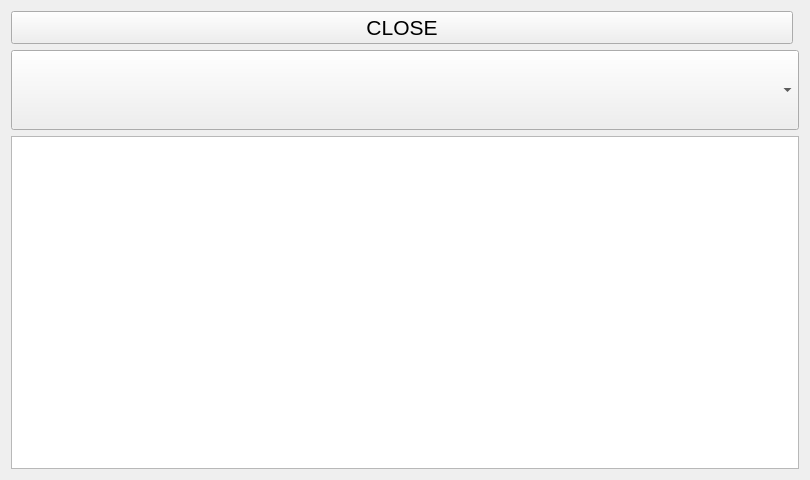
The window that mainwindow.ui (dgitz/icarus_gui) describes before a commit, drawn with Qt 5.
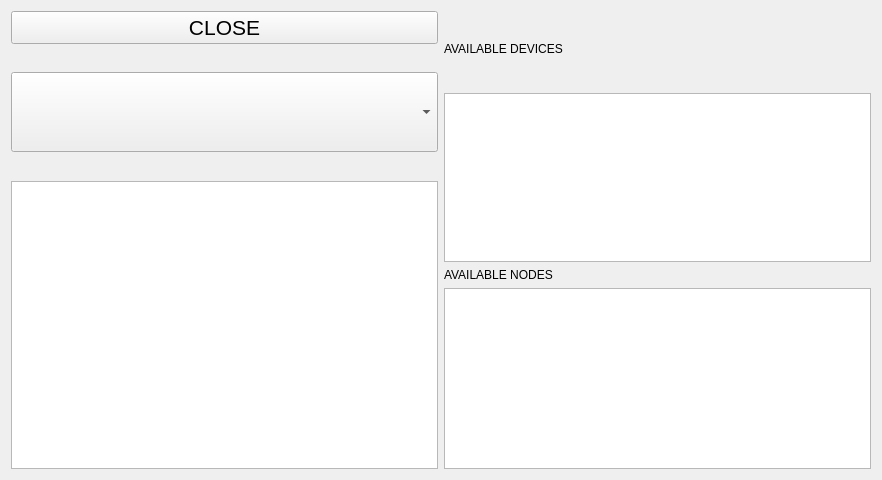
The same window after the commit.

```diff
--- a/mainwindow.ui
+++ b/mainwindow.ui
@@ -6,7 +6,7 @@
    <rect>
     <x>0</x>
     <y>0</y>
-    <width>800</width>
+    <width>882</width>
     <height>480</height>
    </rect>
   </property>
@@ -17,12 +17,6 @@
    <layout class="QGridLayout" name="gridLayout">
     <item row="0" column="0">
      <widget class="QPushButton" name="bCLOSE">
-      <property name="minimumSize">
-       <size>
-        <width>782</width>
-        <height>0</height>
-       </size>
-      </property>
       <property name="maximumSize">
        <size>
         <width>782</width>
@@ -39,10 +33,14 @@
       </property>
      </widget>
     </item>
-    <item row="2" column="0" colspan="2">
-     <widget class="QTextBrowser" name="textBrowser"/>
+    <item row="0" column="1" rowspan="2">
+     <widget class="QLabel" name="label">
+      <property name="text">
+       <string>AVAILABLE DEVICES</string>
+      </property>
+     </widget>
     </item>
-    <item row="1" column="0" colspan="2">
+    <item row="1" column="0" rowspan="2">
      <widget class="QComboBox" name="comboBox">
       <property name="font">
        <font>
@@ -51,6 +49,22 @@
       </property>
      </widget>
     </item>
+    <item row="2" column="1" rowspan="2">
+     <widget class="QTableWidget" name="tableAvailableDevices"/>
+    </item>
+    <item row="3" column="0" rowspan="3">
+     <widget class="QTextBrowser" name="textBrowser"/>
+    </item>
+    <item row="4" column="1">
+     <widget class="QLabel" name="label_2">
+      <property name="text">
+       <string>AVAILABLE NODES</string>
+      </property>
+     </widget>
+    </item>
+    <item row="5" column="1">
+     <widget class="QTableWidget" name="tableAvailableNodes"/>
+    </item>
    </layout>
   </widget>
  </widget>
```
